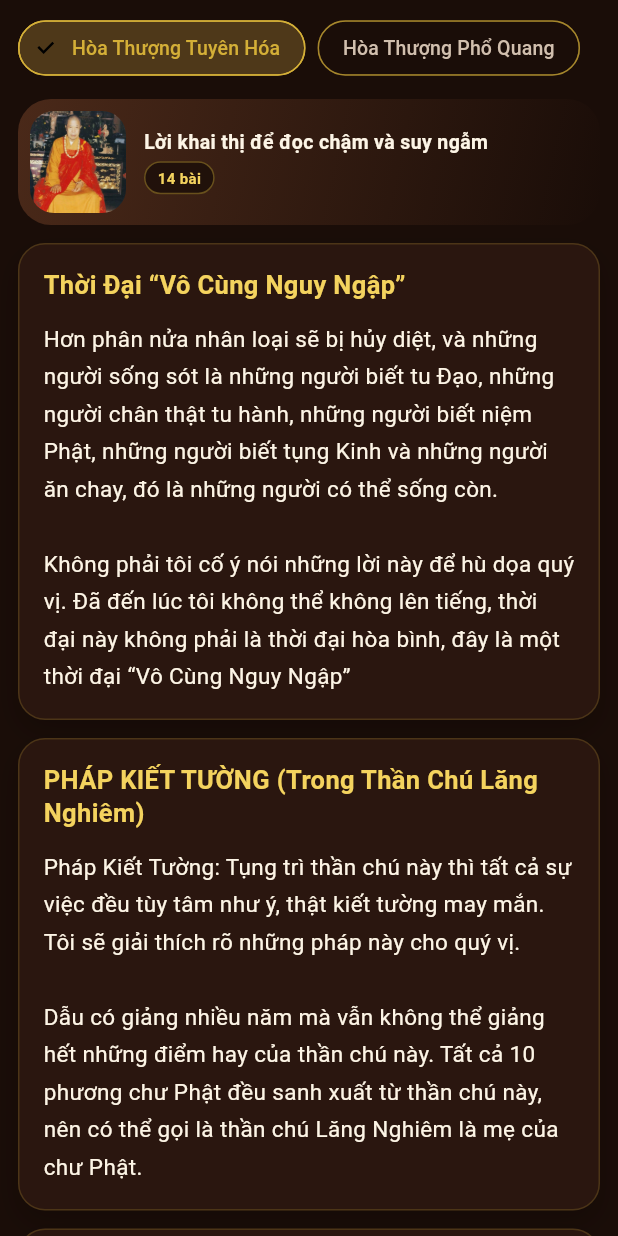
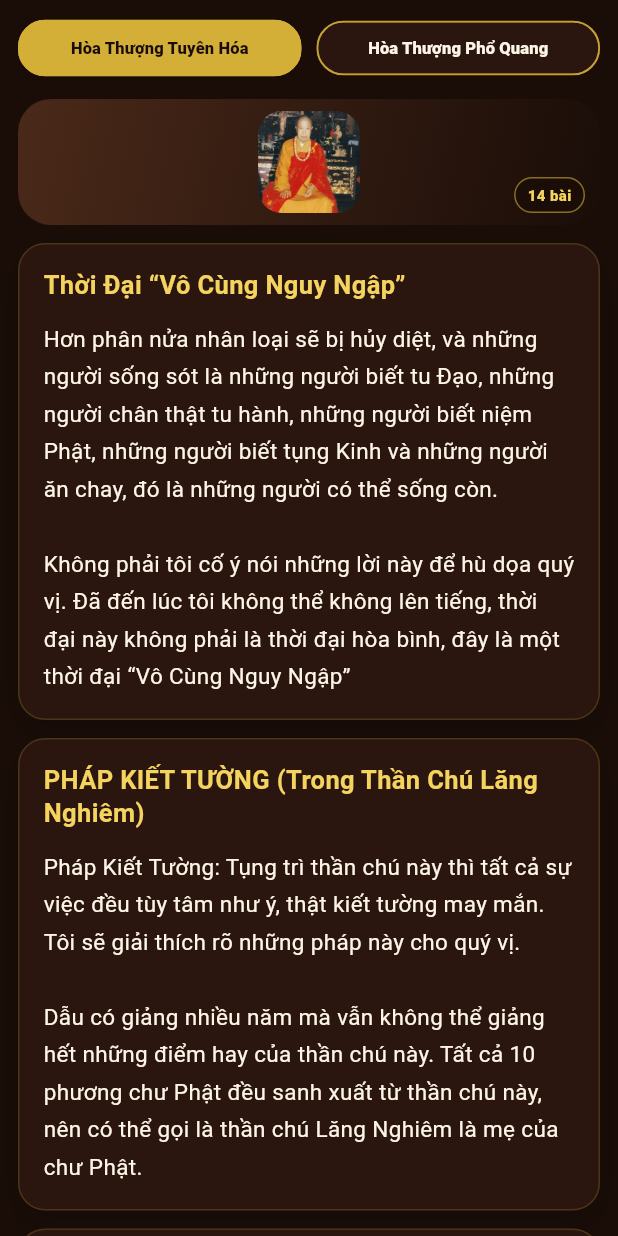
Before and after one commit to Kimanh2026/lang_nghiem_tam_canh, a Flutter app: the TeachingsScreen screen opened directly, on a phone screen of 412 x 824 dp. Run offline on Flutter 3.47's test engine with Material 3 defaults, Android fonts, the phone set to English and light mode, and no system bars; our stand-ins replace flutter_dotenv, flutter_local_notifications, google_generative_ai, shared_preferences; missing offline and left inert: vnlunar; accounts and stored records are empty.

Commit message:
Refine teacher tabs and practice imagery

```diff
--- a/lib/screens/teachings_screen.dart
+++ b/lib/screens/teachings_screen.dart
@@ -450,6 +450,7 @@ Cuối cùng tôi nói cho các bạn biết: Cái lợi ích lớn nhất của
       : 'assets/images/teacher-pho-quang.webp';
 
   Widget _buildTeacherHero(int teachingCount, bool isPhone) {
+    final imageWidth = isPhone ? 68.0 : 150.0;
     return ClipRRect(
       key: const Key('teacher-hero'),
       borderRadius: BorderRadius.circular(22),
@@ -469,72 +470,48 @@ Cuối cùng tôi nói cho các bạn biết: Cái lợi ích lớn nhất của
               ),
             ),
             Positioned(
-              left: isPhone ? 8 : 14,
+              left: 0,
+              right: 0,
               top: isPhone ? 8 : 14,
               bottom: isPhone ? 8 : 14,
-              width: isPhone ? 64 : 150,
+              child: Center(
+                child: SizedBox(
+                  width: imageWidth,
+                  height: isPhone ? 68 : 157,
                   child: ClipRRect(
                     borderRadius: BorderRadius.circular(16),
                     child: Image.asset(
                       _selectedTeacherImage,
+                      key: const Key('selected-teacher-image'),
                       fit: BoxFit.cover,
                       alignment: Alignment.topCenter,
                       semanticLabel: 'Ảnh vị giảng sư đang được chọn',
                     ),
                   ),
                 ),
-            Positioned(
-              left: isPhone ? 84 : 184,
-              right: isPhone ? 10 : 16,
-              top: isPhone ? 7 : 14,
-              bottom: isPhone ? 7 : 14,
-              child: Column(
-                mainAxisAlignment: MainAxisAlignment.center,
-                crossAxisAlignment: CrossAxisAlignment.start,
-                children: [
-                  if (!isPhone)
-                    const Text(
-                      'PHÁP NGỮ TUYỂN CHỌN',
-                      style: TextStyle(
-                        color: Color(0xFFD4AF37),
-                        fontSize: 11,
-                        fontWeight: FontWeight.w800,
-                        letterSpacing: 1.1,
               ),
             ),
-                  if (!isPhone) const SizedBox(height: 6),
-                  Text(
-                    'Lời khai thị để đọc chậm và suy ngẫm',
-                    maxLines: 2,
-                    overflow: TextOverflow.ellipsis,
-                    style: TextStyle(
-                      color: const Color(0xFFFDF5E6),
-                      fontSize: isPhone ? 13 : 18,
-                      fontWeight: FontWeight.w700,
-                      height: 1.25,
-                    ),
-                  ),
-                  SizedBox(height: isPhone ? 5 : 10),
-                  Container(
+            Positioned(
+              right: isPhone ? 10 : 16,
+              bottom: isPhone ? 8 : 14,
+              child: Container(
                 padding: EdgeInsets.symmetric(
-                      horizontal: isPhone ? 8 : 10,
-                      vertical: isPhone ? 3 : 6,
+                  horizontal: isPhone ? 8 : 11,
+                  vertical: isPhone ? 4 : 7,
                 ),
                 decoration: BoxDecoration(
-                      color: const Color(0xCC1A0D08),
+                  color: const Color(0xE61A0D08),
                   borderRadius: BorderRadius.circular(20),
-                      border: Border.all(color: const Color(0x66D4AF37)),
+                  border: Border.all(color: const Color(0x99D4AF37)),
                 ),
                 child: Text(
                   '$teachingCount bài',
                   style: TextStyle(
-                        color: Color(0xFFF4D35E),
+                    color: const Color(0xFFF4D35E),
                     fontSize: isPhone ? 10 : 12,
-                        fontWeight: FontWeight.w700,
+                    fontWeight: FontWeight.w800,
                   ),
                 ),
-                  ),
-                ],
               ),
             ),
           ],
@@ -563,39 +540,63 @@ Cuối cùng tôi nói cho các bạn biết: Cái lợi ích lớn nhất của
               child: Column(
                 crossAxisAlignment: CrossAxisAlignment.start,
                 children: [
-                  SingleChildScrollView(
-                    scrollDirection: Axis.horizontal,
+                  Center(
+                    child: ConstrainedBox(
+                      constraints: const BoxConstraints(maxWidth: 720),
                       child: Row(
                         children: List.generate(_filters.length, (index) {
-                        return Padding(
-                          padding: const EdgeInsets.only(right: 8),
+                          final isSelected = _selectedChipIndex == index;
+                          return Expanded(
+                            child: Padding(
+                              padding: EdgeInsets.only(
+                                right: index == 0 ? 5 : 0,
+                                left: index == 1 ? 5 : 0,
+                              ),
                               child: ChoiceChip(
-                            label: Text(_filters[index]),
+                                key: ValueKey('teacher-tab-$index'),
+                                label: SizedBox(
+                                  width: double.infinity,
+                                  child: Text(
+                                    _filters[index],
+                                    maxLines: 2,
+                                    textAlign: TextAlign.center,
+                                    overflow: TextOverflow.ellipsis,
+                                  ),
+                                ),
                                 selected: _selectedChipIndex == index,
+                                showCheckmark: false,
                                 onSelected: (selected) {
                                   if (selected) {
                                     setState(() => _selectedChipIndex = index);
                                   }
                                 },
-                            backgroundColor: const Color(0xFF1A0D08),
-                            selectedColor: const Color(0x33D4AF37),
+                                backgroundColor: const Color(0xFF2A160F),
+                                selectedColor: const Color(0xFFD4AF37),
+                                padding: EdgeInsets.symmetric(
+                                  horizontal: isPhone ? 4 : 12,
+                                  vertical: isPhone ? 9 : 12,
+                                ),
                                 labelStyle: TextStyle(
-                              color: _selectedChipIndex == index
-                                  ? const Color(0xFFD4AF37)
-                                  : const Color(0xFFD1BFAE),
-                              fontSize: 13,
+                                  color: isSelected
+                                      ? const Color(0xFF1A0D08)
+                                      : const Color(0xFFFDF5E6),
+                                  fontSize: isPhone ? 11 : 15,
+                                  fontWeight: FontWeight.w800,
                                 ),
                                 shape: RoundedRectangleBorder(
-                              borderRadius: BorderRadius.circular(20),
+                                  borderRadius: BorderRadius.circular(18),
                                   side: BorderSide(
-                                color: _selectedChipIndex == index
+                                    color: isSelected
                                         ? const Color(0xFFD4AF37)
-                                    : const Color(0x80D4AF37),
+                                        : const Color(0xB3D4AF37),
+                                    width: isSelected ? 1.8 : 1.2,
+                                  ),
                                 ),
                               ),
                             ),
                           );
                         }),
+                      ),
                     ),
                   ),
                   const SizedBox(height: 10),
--- a/pubspec.yaml
+++ b/pubspec.yaml
@@ -16,7 +16,7 @@ publish_to: 'none' # Remove this line if you wish to publish to pub.dev
 # https://developer.apple.com/library/archive/documentation/General/Reference/InfoPlistKeyReference/Articles/CoreFoundationKeys.html
 # In Windows, build-name is used as the major, minor, and patch parts
 # of the product and file versions while build-number is used as the build suffix.
-version: 1.3.3+6
+version: 1.3.4+7
 
 environment:
   sdk: ^3.12.0
```
Also changed, not shown: lib/screens/ai_coach_screen.dart (+1 -22 lines), lib/screens/mantra_screen.dart (+32 -51 lines), 7 other files. Lines whose indentation alone changed are shown as unchanged.
